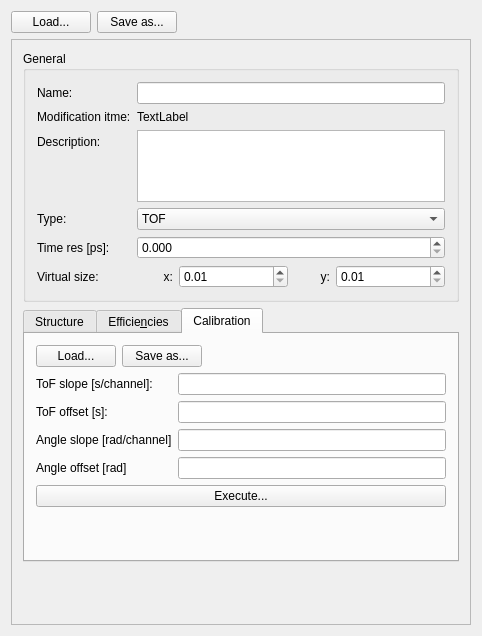
Before: the Qt Designer form ui_files/ui_request_detector_settings.ui in JYU-IBA/potku, drawn with Qt 5.
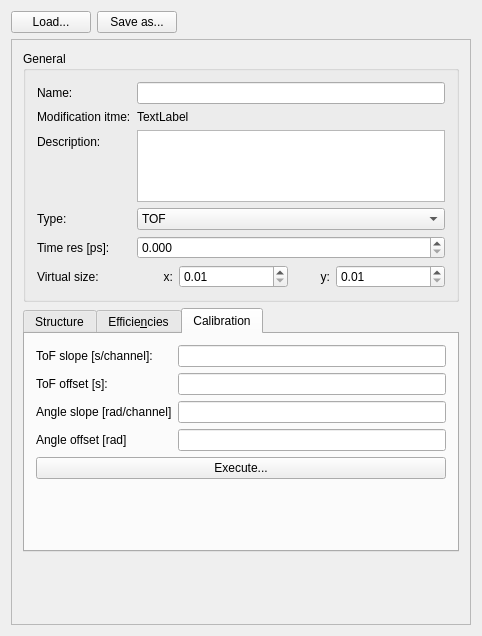
After: the same form once the commit is applied. The open tabs and pages were chosen to show the change. Icons and pictures are not drawn.

Commit message: A detector file can be loaded as a whole in the settings dialogs. Its settings values are shown in the dialogs.

The edit to the form file:
```diff
--- a/ui_files/ui_request_detector_settings.ui
+++ b/ui_files/ui_request_detector_settings.ui
@@ -515,49 +515,6 @@
             <layout class="QVBoxLayout" name="verticalLayout_4">
              <item>
               <layout class="QVBoxLayout" name="verticalLayout_3">
-               <item>
-                <layout class="QHBoxLayout" name="horizontalLayout_29">
-                 <item>
-                  <widget class="QPushButton" name="loadCalibrationParametersButton">
-                   <property name="sizePolicy">
-                    <sizepolicy hsizetype="Preferred" vsizetype="Fixed">
-                     <horstretch>0</horstretch>
-                     <verstretch>0</verstretch>
-                    </sizepolicy>
-                   </property>
-                   <property name="text">
-                    <string>Load...</string>
-                   </property>
-                  </widget>
-                 </item>
-                 <item>
-                  <widget class="QPushButton" name="saveCalibrationParametersButton">
-                   <property name="sizePolicy">
-                    <sizepolicy hsizetype="Preferred" vsizetype="Fixed">
-                     <horstretch>0</horstretch>
-                     <verstretch>0</verstretch>
-                    </sizepolicy>
-                   </property>
-                   <property name="text">
-                    <string>Save as...</string>
-                   </property>
-                  </widget>
-                 </item>
-                 <item>
-                  <spacer name="horizontalSpacer">
-                   <property name="orientation">
-                    <enum>Qt::Horizontal</enum>
-                   </property>
-                   <property name="sizeHint" stdset="0">
-                    <size>
-                     <width>40</width>
-                     <height>20</height>
-                    </size>
-                   </property>
-                  </spacer>
-                 </item>
-                </layout>
-               </item>
                <item>
                 <layout class="QFormLayout" name="formLayout_2">
                  <item row="2" column="0">
```
Left out of the diff: 2 changed lines with no effect on the pictures. The commit also changes 5 other files.
